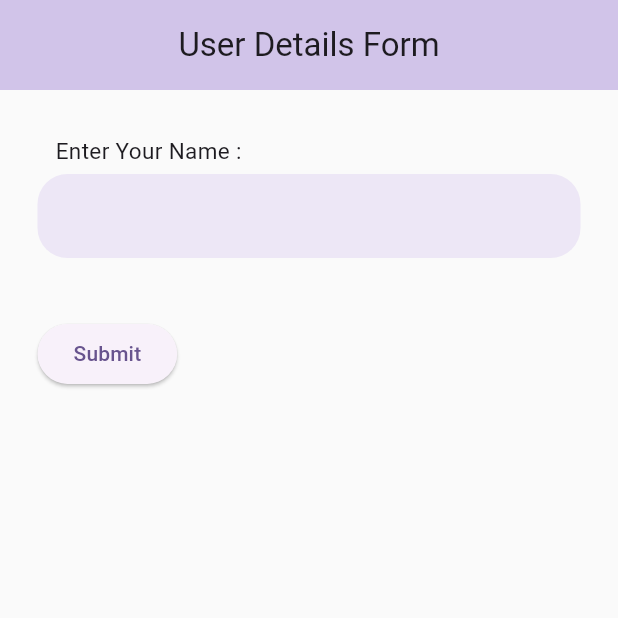
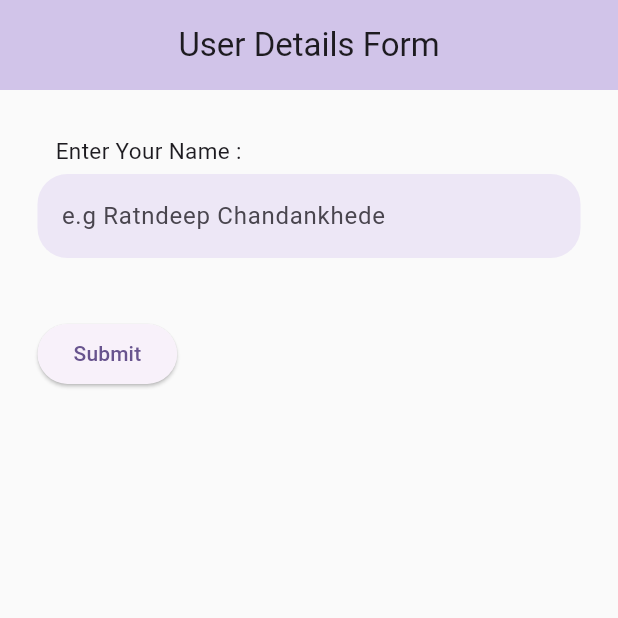
Before and after one commit to Ratndeep1999/login_page, a Flutter app: the screen it shows after launch, on a phone screen of 412 x 824 dp, the top half of it. Run offline on Flutter 3.47's test engine with Material 3 defaults, Android fonts, the phone set to English and light mode, and no system bars.

Commit message:
login_page.dart : _name input field and label add, form key add, validation add to name field, text button add, validation method add in Text Button

```diff
--- a/lib/login_page.dart
+++ b/lib/login_page.dart
@@ -38,6 +38,7 @@ class _LoginPageState extends State<LoginPage> {
         controller: _nameController,
         keyboardType: TextInputType.name,
         decoration: InputDecoration(
+          hintText: "e.g Ratndeep Chandankhede",
           filled: true,
           fillColor: Colors.deepPurple.shade50,
           border: OutlineInputBorder(
```
